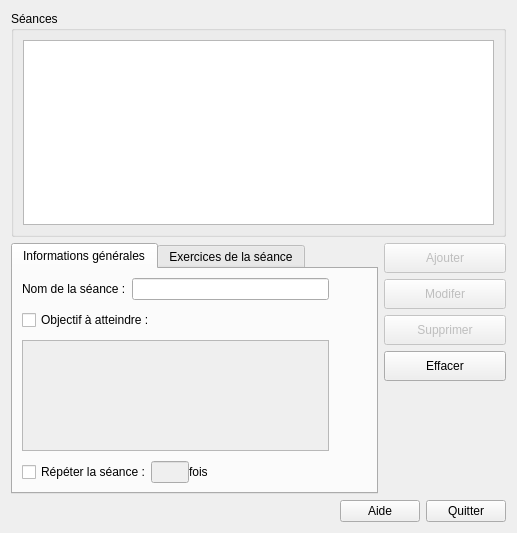
The window that src/sessionsdialog.ui (oktal/bodeasy) describes before a commit, drawn with Qt 5.
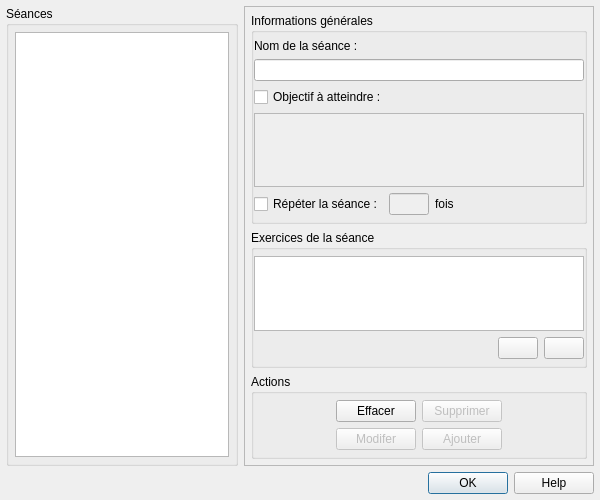
The same window after the commit. Icons and pictures are not drawn. Custom widgets are drawn as their Qt base class.

Commit message: Reworks layouts.

Patch:
```diff
--- a/src/sessionsdialog.ui
+++ b/src/sessionsdialog.ui
@@ -6,8 +6,8 @@
    <rect>
     <x>0</x>
     <y>0</y>
-    <width>517</width>
-    <height>533</height>
+    <width>600</width>
+    <height>500</height>
    </rect>
   </property>
   <property name="windowTitle">
@@ -17,49 +17,120 @@
    <iconset resource="ressources.qrc">
     <normaloff>:/images/table-icon.png</normaloff>:/images/table-icon.png</iconset>
   </property>
-  <layout class="QGridLayout" name="gridLayout_2" rowstretch="45,50,5" columnstretch="75,25">
-   <item row="0" column="0" colspan="2">
+  <layout class="QGridLayout" name="gridLayout_2">
+   <property name="margin">
+    <number>6</number>
+   </property>
+   <property name="spacing">
+    <number>6</number>
+   </property>
+   <item row="0" column="0">
     <widget class="QGroupBox" name="groupBox">
+     <property name="sizePolicy">
+      <sizepolicy hsizetype="Expanding" vsizetype="Expanding">
+       <horstretch>0</horstretch>
+       <verstretch>0</verstretch>
+      </sizepolicy>
+     </property>
      <property name="title">
       <string>Séances</string>
      </property>
      <layout class="QHBoxLayout" name="horizontalLayout_4">
+      <property name="spacing">
+       <number>6</number>
+      </property>
+      <property name="margin">
+       <number>6</number>
+      </property>
       <item>
-       <widget class="pTableView" name="lstSessions">
+       <widget class="pTreeView" name="lstSessions">
+        <property name="sizePolicy">
+         <sizepolicy hsizetype="Expanding" vsizetype="Expanding">
+          <horstretch>0</horstretch>
+          <verstretch>0</verstretch>
+         </sizepolicy>
+        </property>
         <property name="selectionBehavior">
          <enum>QAbstractItemView::SelectRows</enum>
         </property>
-       </widget>
-      </item>
-     </layout>
-    </widget>
-   </item>
-   <item row="1" column="0">
-    <widget class="QTabWidget" name="tabWidget">
-     <property name="tabShape">
-      <enum>QTabWidget::Rounded</enum>
-     </property>
-     <property name="currentIndex">
+        <property name="indentation">
       <number>0</number>
      </property>
-     <property name="elideMode">
-      <enum>Qt::ElideMiddle</enum>
-     </property>
-     <property name="usesScrollButtons">
+        <property name="rootIsDecorated">
+         <bool>false</bool>
+        </property>
+        <property name="uniformRowHeights">
       <bool>true</bool>
      </property>
-     <property name="documentMode">
+        <property name="itemsExpandable">
       <bool>false</bool>
      </property>
-     <widget class="QWidget" name="tab">
-      <attribute name="title">
+        <property name="allColumnsShowFocus">
+         <bool>true</bool>
+        </property>
+        <property name="expandsOnDoubleClick">
+         <bool>false</bool>
+        </property>
+        <attribute name="headerStretchLastSection">
+         <bool>false</bool>
+        </attribute>
+       </widget>
+      </item>
+     </layout>
+    </widget>
+   </item>
+   <item row="0" column="1">
+    <widget class="QFrame" name="frame">
+     <property name="sizePolicy">
+      <sizepolicy hsizetype="Fixed" vsizetype="Preferred">
+       <horstretch>0</horstretch>
+       <verstretch>0</verstretch>
+      </sizepolicy>
+     </property>
+     <property name="minimumSize">
+      <size>
+       <width>350</width>
+       <height>0</height>
+      </size>
+     </property>
+     <property name="frameShape">
+      <enum>QFrame::StyledPanel</enum>
+     </property>
+     <property name="frameShadow">
+      <enum>QFrame::Raised</enum>
+     </property>
+     <layout class="QVBoxLayout" name="verticalLayout_2">
+      <property name="spacing">
+       <number>6</number>
+      </property>
+      <property name="margin">
+       <number>6</number>
+      </property>
+      <item>
+       <widget class="QGroupBox" name="groupBox_3">
+        <property name="title">
        <string>Informations générales</string>
-      </attribute>
-      <layout class="QGridLayout" name="gridLayout">
-       <property name="verticalSpacing">
-        <number>10</number>
-       </property>
-       <item row="0" column="0">
+        </property>
+        <property name="flat">
+         <bool>true</bool>
+        </property>
+        <layout class="QVBoxLayout" name="verticalLayout">
+         <property name="spacing">
+          <number>6</number>
+         </property>
+         <property name="leftMargin">
+          <number>0</number>
+         </property>
+         <property name="topMargin">
+          <number>6</number>
+         </property>
+         <property name="rightMargin">
+          <number>0</number>
+         </property>
+         <property name="bottomMargin">
+          <number>6</number>
+         </property>
+         <item>
         <widget class="QLabel" name="label">
          <property name="text">
           <string>Nom de la séance :</string>
@@ -69,57 +140,34 @@
          </property>
         </widget>
        </item>
-       <item row="0" column="1" colspan="2">
+         <item>
         <widget class="QLineEdit" name="txtSessionName"/>
        </item>
-       <item row="0" column="3">
-        <spacer name="horizontalSpacer">
-         <property name="orientation">
-          <enum>Qt::Horizontal</enum>
-         </property>
-         <property name="sizeType">
-          <enum>QSizePolicy::Maximum</enum>
-         </property>
-         <property name="sizeHint" stdset="0">
-          <size>
-           <width>40</width>
-           <height>20</height>
-          </size>
-         </property>
-        </spacer>
-       </item>
-       <item row="1" column="0" colspan="2">
+         <item>
         <widget class="QCheckBox" name="chkObjective">
          <property name="text">
           <string>Objectif à atteindre :</string>
          </property>
         </widget>
        </item>
-       <item row="2" column="0" colspan="3">
+         <item>
         <widget class="QPlainTextEdit" name="txtObjective">
          <property name="enabled">
           <bool>false</bool>
          </property>
-        </widget>
-       </item>
-       <item row="2" column="3">
-        <spacer name="horizontalSpacer_2">
-         <property name="orientation">
-          <enum>Qt::Horizontal</enum>
-         </property>
-         <property name="sizeType">
-          <enum>QSizePolicy::Maximum</enum>
-         </property>
-         <property name="sizeHint" stdset="0">
+           <property name="minimumSize">
           <size>
-           <width>40</width>
-           <height>20</height>
-          </size>
-         </property>
-        </spacer>
-       </item>
-       <item row="3" column="0" colspan="2">
+             <width>0</width>
+             <height>50</height>
+            </size>
+           </property>
+          </widget>
+         </item>
+         <item>
         <layout class="QHBoxLayout" name="horizontalLayout">
+           <property name="spacing">
+            <number>6</number>
+           </property>
          <item>
           <widget class="QCheckBox" name="chkLoop">
            <property name="text">
@@ -147,160 +195,182 @@
            </property>
           </widget>
          </item>
-        </layout>
-       </item>
-       <item row="3" column="2">
-        <spacer name="horizontalSpacer_3">
+           <item>
+            <spacer name="horizontalSpacer">
          <property name="orientation">
           <enum>Qt::Horizontal</enum>
          </property>
+             <property name="sizeType">
+              <enum>QSizePolicy::MinimumExpanding</enum>
+             </property>
          <property name="sizeHint" stdset="0">
           <size>
-           <width>103</width>
-           <height>20</height>
+               <width>0</width>
+               <height>8</height>
           </size>
          </property>
         </spacer>
        </item>
       </layout>
-     </widget>
-     <widget class="QWidget" name="tab_2">
-      <attribute name="title">
+         </item>
+        </layout>
+       </widget>
+      </item>
+      <item>
+       <widget class="QGroupBox" name="groupBox_2">
+        <property name="title">
        <string>Exercices de la séance</string>
-      </attribute>
-      <layout class="QHBoxLayout" name="horizontalLayout_2">
+        </property>
+        <property name="flat">
+         <bool>true</bool>
+        </property>
+        <layout class="QGridLayout" name="gridLayout_3">
        <property name="leftMargin">
-        <number>2</number>
+          <number>0</number>
+         </property>
+         <property name="topMargin">
+          <number>6</number>
        </property>
        <property name="rightMargin">
-        <number>5</number>
-       </property>
-       <item>
-        <layout class="QVBoxLayout" name="verticalLayout_3">
-         <item>
+          <number>0</number>
+         </property>
+         <property name="bottomMargin">
+          <number>6</number>
+         </property>
+         <item row="0" column="0" colspan="3">
+          <widget class="pTreeView" name="lstExercises">
+           <property name="minimumSize">
+            <size>
+             <width>0</width>
+             <height>50</height>
+            </size>
+           </property>
+           <property name="indentation">
+            <number>0</number>
+           </property>
+           <property name="rootIsDecorated">
+            <bool>false</bool>
+           </property>
+           <property name="uniformRowHeights">
+            <bool>true</bool>
+           </property>
+           <property name="itemsExpandable">
+            <bool>false</bool>
+           </property>
+           <property name="allColumnsShowFocus">
+            <bool>true</bool>
+           </property>
+           <property name="expandsOnDoubleClick">
+            <bool>false</bool>
+           </property>
+           <attribute name="headerStretchLastSection">
+            <bool>false</bool>
+           </attribute>
+          </widget>
+         </item>
+         <item row="1" column="0">
+          <spacer name="verticalSpacer">
+           <property name="orientation">
+            <enum>Qt::Horizontal</enum>
+           </property>
+           <property name="sizeType">
+            <enum>QSizePolicy::MinimumExpanding</enum>
+           </property>
+           <property name="sizeHint" stdset="0">
+            <size>
+             <width>0</width>
+             <height>8</height>
+            </size>
+           </property>
+          </spacer>
+         </item>
+         <item row="1" column="1">
           <widget class="QPushButton" name="btnAddExercise">
-           <property name="maximumSize">
-            <size>
-             <width>25</width>
-             <height>16777215</height>
-            </size>
-           </property>
-           <property name="text">
-            <string/>
-           </property>
            <property name="icon">
             <iconset resource="ressources.qrc">
              <normaloff>:/images/plus-icon.png</normaloff>:/images/plus-icon.png</iconset>
            </property>
+           <property name="iconSize">
+            <size>
+             <width>10</width>
+             <height>10</height>
+            </size>
+           </property>
           </widget>
          </item>
-         <item>
+         <item row="1" column="2">
           <widget class="QPushButton" name="btnDeleteExercise">
-           <property name="maximumSize">
-            <size>
-             <width>25</width>
-             <height>16777215</height>
-            </size>
-           </property>
-           <property name="text">
-            <string/>
-           </property>
            <property name="icon">
             <iconset resource="ressources.qrc">
              <normaloff>:/images/minus-icon.png</normaloff>:/images/minus-icon.png</iconset>
            </property>
            <property name="iconSize">
             <size>
-             <width>20</width>
-             <height>20</height>
+             <width>10</width>
+             <height>10</height>
             </size>
            </property>
           </widget>
          </item>
+        </layout>
+       </widget>
+      </item>
          <item>
-          <spacer name="verticalSpacer">
+       <widget class="QGroupBox" name="gbActions">
+        <property name="title">
+         <string>Actions</string>
+        </property>
+        <property name="flat">
+         <bool>true</bool>
+        </property>
+        <layout class="QGridLayout" name="gridLayout">
+         <property name="leftMargin">
+          <number>0</number>
+         </property>
+         <property name="topMargin">
+          <number>6</number>
+         </property>
+         <property name="rightMargin">
+          <number>0</number>
+         </property>
+         <property name="bottomMargin">
+          <number>6</number>
+         </property>
+         <property name="spacing">
+          <number>6</number>
+         </property>
+         <item row="0" column="0" rowspan="2">
+          <spacer name="horizontalSpacer_2">
            <property name="orientation">
-            <enum>Qt::Vertical</enum>
+            <enum>Qt::Horizontal</enum>
+           </property>
+           <property name="sizeType">
+            <enum>QSizePolicy::MinimumExpanding</enum>
            </property>
            <property name="sizeHint" stdset="0">
             <size>
-             <width>20</width>
-             <height>138</height>
+             <width>0</width>
+             <height>8</height>
             </size>
            </property>
           </spacer>
          </item>
-        </layout>
-       </item>
-       <item>
-        <widget class="pTableView" name="lstExercises"/>
-       </item>
-      </layout>
-     </widget>
-    </widget>
-   </item>
-   <item row="1" column="1">
-    <layout class="QVBoxLayout" name="verticalLayout">
-     <item>
-      <widget class="QPushButton" name="btnAdd">
-       <property name="enabled">
-        <bool>false</bool>
-       </property>
-       <property name="minimumSize">
-        <size>
-         <width>0</width>
-         <height>30</height>
-        </size>
-       </property>
+         <item row="0" column="1">
+          <widget class="QPushButton" name="btnReset">
        <property name="text">
-        <string>Ajouter</string>
+            <string>Effacer</string>
        </property>
        <property name="icon">
         <iconset resource="ressources.qrc">
-         <normaloff>:/images/add-icon.png</normaloff>:/images/add-icon.png</iconset>
-       </property>
-       <property name="iconSize">
-        <size>
-         <width>20</width>
-         <height>20</height>
-        </size>
-       </property>
-       <property name="shortcut">
-        <string>CapsLock</string>
-       </property>
-      </widget>
-     </item>
-     <item>
-      <widget class="QPushButton" name="btnModify">
-       <property name="enabled">
-        <bool>false</bool>
-       </property>
-       <property name="minimumSize">
-        <size>
-         <width>0</width>
-         <height>30</height>
-        </size>
-       </property>
-       <property name="text">
-        <string>Modifer</string>
-       </property>
-       <property name="icon">
-        <iconset resource="ressources.qrc">
-         <normaloff>:/images/save-icon.gif</normaloff>:/images/save-icon.gif</iconset>
-       </property>
-      </widget>
-     </item>
-     <item>
+             <normaloff>:/images/close-icon.png</normaloff>:/images/close-icon.png</iconset>
+           </property>
+          </widget>
+         </item>
+         <item row="0" column="2">
       <widget class="QPushButton" name="btnDelete">
        <property name="enabled">
         <bool>false</bool>
        </property>
-       <property name="minimumSize">
-        <size>
-         <width>0</width>
-         <height>30</height>
-        </size>
-       </property>
        <property name="text">
         <string>Supprimer</string>
        </property>
@@ -310,16 +380,13 @@
        </property>
       </widget>
      </item>
-     <item>
-      <widget class="QPushButton" name="btnReset">
-       <property name="minimumSize">
-        <size>
-         <width>0</width>
-         <height>30</height>
-        </size>
+         <item row="1" column="1">
+          <widget class="QPushButton" name="btnModify">
+           <property name="enabled">
+            <bool>false</bool>
        </property>
        <property name="text">
-        <string>Effacer</string>
+            <string>Modifer</string>
        </property>
        <property name="icon">
         <iconset resource="ressources.qrc">
@@ -327,66 +394,55 @@
        </property>
       </widget>
      </item>
-     <item>
-      <spacer name="verticalSpacer_2">
-       <property name="orientation">
-        <enum>Qt::Vertical</enum>
-       </property>
-       <property name="sizeHint" stdset="0">
-        <size>
-         <width>20</width>
-         <height>108</height>
-        </size>
-       </property>
-      </spacer>
-     </item>
-    </layout>
-   </item>
-   <item row="2" column="0" colspan="2">
-    <layout class="QHBoxLayout" name="horizontalLayout_3">
-     <item>
-      <spacer name="horizontalSpacer_4">
+         <item row="1" column="2">
+          <widget class="QPushButton" name="btnAdd">
+           <property name="enabled">
+            <bool>false</bool>
+           </property>
+           <property name="text">
+            <string>Ajouter</string>
+           </property>
+           <property name="icon">
+            <iconset resource="ressources.qrc">
+             <normaloff>:/images/add-icon.png</normaloff>:/images/add-icon.png</iconset>
+           </property>
+          </widget>
+         </item>
+         <item row="0" column="3" rowspan="2">
+          <spacer name="horizontalSpacer_3">
        <property name="orientation">
         <enum>Qt::Horizontal</enum>
        </property>
+           <property name="sizeType">
+            <enum>QSizePolicy::MinimumExpanding</enum>
+           </property>
        <property name="sizeHint" stdset="0">
         <size>
-         <width>308</width>
-         <height>20</height>
+             <width>8</width>
+             <height>0</height>
         </size>
        </property>
       </spacer>
      </item>
-     <item>
-      <widget class="QPushButton" name="btnHelp">
-       <property name="text">
-        <string>Aide</string>
-       </property>
-       <property name="icon">
-        <iconset resource="ressources.qrc">
-         <normaloff>:/images/help-icon.png</normaloff>:/images/help-icon.png</iconset>
-       </property>
-      </widget>
-     </item>
-     <item>
-      <widget class="QPushButton" name="btnClose">
-       <property name="text">
-        <string>Quitter</string>
-       </property>
-       <property name="icon">
-        <iconset resource="ressources.qrc">
-         <normaloff>:/images/close-icon.png</normaloff>:/images/close-icon.png</iconset>
-       </property>
-      </widget>
-     </item>
-    </layout>
+        </layout>
+       </widget>
+      </item>
+     </layout>
+    </widget>
+   </item>
+   <item row="1" column="0" colspan="2">
+    <widget class="QDialogButtonBox" name="dbbButtons">
+     <property name="standardButtons">
+      <set>QDialogButtonBox::Help|QDialogButtonBox::Ok</set>
+     </property>
+    </widget>
    </item>
   </layout>
  </widget>
  <customwidgets>
   <customwidget>
-   <class>pTableView</class>
-   <extends>QTableView</extends>
+   <class>pTreeView</class>
+   <extends>QTreeView</extends>
    <header>widgets/pView.h</header>
   </customwidget>
  </customwidgets>
```
Left out of the diff: 30 changed lines with no effect on the pictures. Lines whose indentation alone changed are shown as unchanged. The commit also changes 3 other files.
